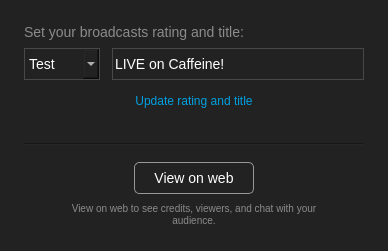
Old version of the form UI/forms/CaffeinePanel.ui in the repository caffeinetv/obs-studio.
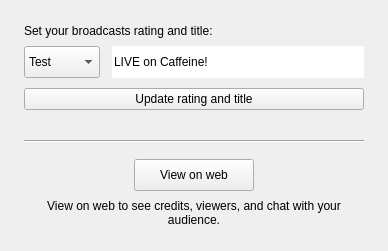
New version of the form.

Commit message:
COBS-137 Appearance of Caffeine dock does not update when changing themes (#94)
Removed the hardcoded stylesheet which now allows the dock window to consume obs-studio theme

Patch:
```diff
--- a/UI/forms/CaffeinePanel.ui
+++ b/UI/forms/CaffeinePanel.ui
@@ -11,8 +11,7 @@
    </rect>
   </property>
   <property name="styleSheet">
-   <string notr="true">font-family: &quot;Segoe UI&quot;;
-font-size: 14px;</string>
+   <string notr="true"/>
   </property>
   <property name="floating">
    <bool>true</bool>
@@ -31,7 +30,7 @@
     </sizepolicy>
    </property>
    <property name="styleSheet">
-    <string notr="true">background: rgb(34, 34, 34);</string>
+    <string notr="true"/>
    </property>
    <layout class="QVBoxLayout" name="primaryLayout">
     <property name="spacing">
@@ -111,13 +110,10 @@
             <property name="font">
              <font>
               <family>Segoe UI</family>
-              <pointsize>-1</pointsize>
              </font>
             </property>
             <property name="styleSheet">
-             <string notr="true">font-family: &quot;Segoe UI&quot;;
-font-size: 14px;
-color: rgb(139, 139, 139);</string>
+             <string notr="true"/>
             </property>
             <property name="text">
              <string comment="Caffeine.Dock.RatingAndTitle">Set your broadcasts rating and title:</string>
@@ -181,13 +177,11 @@
                <property name="font">
                 <font>
                  <family>Segoe UI</family>
-                 <pointsize>-1</pointsize>
                  <kerning>true</kerning>
                 </font>
                </property>
                <property name="styleSheet">
-                <string notr="true">border: 1px solid rgb(72, 72, 72);
-color: rgb(255, 255, 255);</string>
+                <string notr="true"/>
                </property>
                <item>
                 <property name="text">
@@ -213,12 +207,10 @@
                <property name="font">
                 <font>
                  <family>Segoe UI</family>
-                 <pointsize>-1</pointsize>
                 </font>
                </property>
                <property name="styleSheet">
-                <string notr="true">border: 1px solid rgb(72, 72, 72);
-color: rgb(255, 255, 255);</string>
+                <string notr="true"/>
                </property>
                <property name="text">
                 <string notr="true">LIVE on Caffeine!</string>
@@ -252,31 +244,19 @@
             <property name="font">
              <font>
               <family>Segoe UI</family>
-              <pointsize>-1</pointsize>
              </font>
             </property>
             <property name="cursor">
              <cursorShape>PointingHandCursor</cursorShape>
             </property>
             <property name="styleSheet">
-             <string notr="true">QPushButton {
-	font-size: 12px;
-	color: rgb(0, 159, 224);
-}
-
-QPushButton:hover {
-	color: rgb(255, 255, 255);
-}
-
-QPushButton:pressed {
-	color: rgb(0, 159, 224);
-}</string>
+             <string notr="true"/>
             </property>
             <property name="text">
              <string comment="Caffeine.Dock.UpdateRatingAndTitle">Update rating and title</string>
             </property>
             <property name="flat">
-             <bool>true</bool>
+             <bool>false</bool>
             </property>
            </widget>
           </item>
@@ -472,23 +452,19 @@
                   <property name="font">
                    <font>
                     <family>Segoe UI</family>
-                    <pointsize>-1</pointsize>
                    </font>
                   </property>
                   <property name="cursor">
                    <cursorShape>PointingHandCursor</cursorShape>
                   </property>
                   <property name="styleSheet">
-                   <string notr="true">border-radius: 5px;
-border: 1px solid rgb(151, 151, 151);
-color: rgb(255, 255, 255);
-</string>
+                   <string notr="true"/>
                   </property>
                   <property name="text">
                    <string comment="Caffeine.Dock.ViewOnWeb" extracomment="Button to open the panel in a web browser.">View on web</string>
                   </property>
                   <property name="flat">
-                   <bool>true</bool>
+                   <bool>false</bool>
                   </property>
                  </widget>
                 </item>
@@ -538,16 +514,10 @@
                <property name="font">
                 <font>
                  <family>Segoe UI</family>
-                 <pointsize>-1</pointsize>
                 </font>
                </property>
                <property name="styleSheet">
-                <string notr="true">color: rgb(139, 139, 139);
-line-height: 14px;
-text-align: center;
-font-size: 10px;
-padding-left: 40px;
-padding-right: 40px;</string>
+                <string notr="true"/>
                </property>
                <property name="text">
                 <string comment="Caffeine.Dock.ViewOnWebDescription">&lt;html&gt;&lt;body&gt;&lt;p&gt;View on web to see credits, viewers, and chat with your audience.&lt;/p&gt;&lt;/body&gt;&lt;/html&gt;</string>
```
